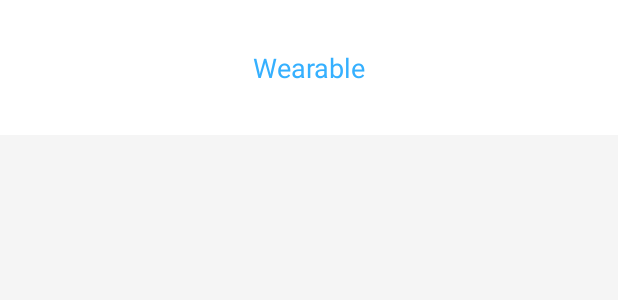
After one commit to WPolly/OneShop, an Android app: the layout item_category_left.xml on its own in the app's theme, with its tools: preview values and no code run, on a phone screen of 412 x 824 dp. The commit adds this screen. Shown: the top 300 px of the screen. Run offline under Robolectric (Android 15) with nearby library versions, the phone set to English and light mode, and no system bars.

Commit message:
change default text color to "#333333", add category fragment and init left list.

```diff
--- a/app/src/main/java/com/tcl/lishanwang/oneshop/adapter/MainContentViewPagerAdapter.java
+++ b/app/src/main/java/com/tcl/lishanwang/oneshop/adapter/MainContentViewPagerAdapter.java
@@ -4,6 +4,7 @@ import android.support.v4.app.Fragment;
 import android.support.v4.app.FragmentManager;
 import android.support.v4.app.FragmentPagerAdapter;
 
+import com.tcl.lishanwang.oneshop.fragment.CategoryFragment;
 import com.tcl.lishanwang.oneshop.fragment.DiscoveryFragment;
 import com.tcl.lishanwang.oneshop.fragment.HomeFragment;
 import com.tcl.lishanwang.oneshop.fragment.ServiceFragment;
@@ -25,7 +26,7 @@ public class MainContentViewPagerAdapter extends FragmentPagerAdapter {
             case 0:
                 break;
             case 1:
-                break;
+                return new CategoryFragment();
             case 2:
                 return new DiscoveryFragment();
             case 3:
--- /dev/null
+++ b/app/src/main/res/drawable/selector_bg_category_left_item.xml
@@ -0,0 +1,5 @@
+<?xml version="1.0" encoding="utf-8"?>
+<selector xmlns:android="http://schemas.android.com/apk/res/android">
+    <item android:drawable="@android:color/white" android:state_focused="true"/>
+    <item android:drawable="@color/colorBackground" />
+</selector>
--- /dev/null
+++ b/app/src/main/res/drawable/selector_category_left_text_color.xml
@@ -0,0 +1,5 @@
+<?xml version="1.0" encoding="utf-8"?>
+<selector xmlns:android="http://schemas.android.com/apk/res/android">
+    <item android:color="#35B0FF" android:state_focused="true"/>
+    <item android:color="#333333" />
+</selector>
--- /dev/null
+++ b/app/src/main/res/layout/item_category_left.xml
@@ -0,0 +1,17 @@
+<?xml version="1.0" encoding="utf-8"?>
+<TextView xmlns:android="http://schemas.android.com/apk/res/android"
+          android:id="@+id/tv_category_left_item"
+          android:layout_width="match_parent"
+          android:layout_height="90dp"
+          android:background="@drawable/selector_bg_category_left_item"
+          android:gravity="center"
+          android:lines="2"
+          android:text="Wearable"
+          android:textColor="@drawable/selector_category_left_text_color"
+          android:focusable="true"
+          android:clickable="true"
+          android:focusableInTouchMode="true"
+          android:ellipsize="end"
+          android:textSize="18sp">
+
+</TextView>
--- a/app/src/main/res/values/styles.xml
+++ b/app/src/main/res/values/styles.xml
@@ -7,6 +7,7 @@
         <item name="colorPrimaryDark">@color/colorPrimaryDark</item>
         <item name="colorAccent">@color/colorAccent</item>
         <item name="android:windowBackground">@color/colorBackground</item>
+        <item name="android:textColor">#333333</item>
     </style>
 
     <style name="AppTheme.NoActionBar">
@@ -52,14 +53,12 @@
         <item name="android:layout_width">wrap_content</item>
         <item name="android:layout_height">wrap_content</item>
         <item name="android:textSize">14sp</item>
-        <item name="android:textColor">#333333</item>
     </style>
 
     <style name="ServiceMenuTitleText">
         <item name="android:layout_width">match_parent</item>
         <item name="android:layout_height">wrap_content</item>
         <item name="android:textSize">16sp</item>
-        <item name="android:textColor">#333333</item>
         <item name="android:padding">16dp</item>
     </style>
 
@@ -85,7 +84,6 @@
         <item name="android:layout_width">0dp</item>
         <item name="android:layout_height">wrap_content</item>
         <item name="android:layout_weight">1</item>
-        <item name="android:textColor">#333333</item>
         <item name="android:textSize">18sp</item>
         <item name="android:layout_marginStart">10dp</item>
     </style>
```
Also changed, not shown: app/src/main/java/com/tcl/lishanwang/oneshop/adapter/CategoryLeftAdapter.java (added, +72 -0 lines), app/src/main/java/com/tcl/lishanwang/oneshop/bean/CategoryMenuItemBean.java (added, +10 -0 lines), app/src/main/java/com/tcl/lishanwang/oneshop/fragment/CategoryFragment.java (added, +54 -0 lines), app/src/main/java/com/tcl/lishanwang/oneshop/holder/CategoryLeftViewHolder.java (added, +22 -0 lines), app/src/main/res/layout/fragment_category.xml (added, +20 -0 lines).
